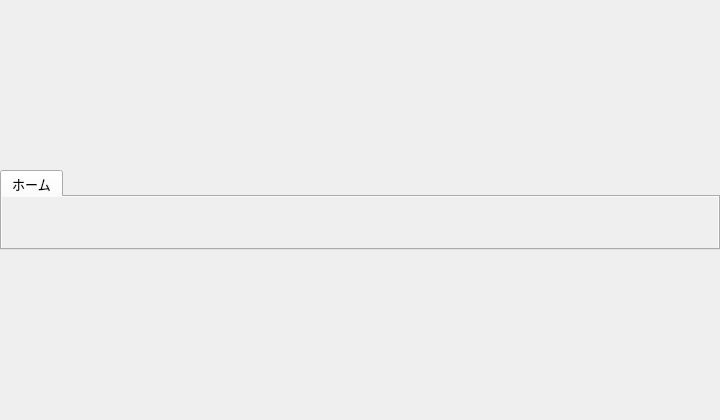
yatagai/MetaTools, file MetaTools/src/main/mainwindow.ui: the form before one commit.
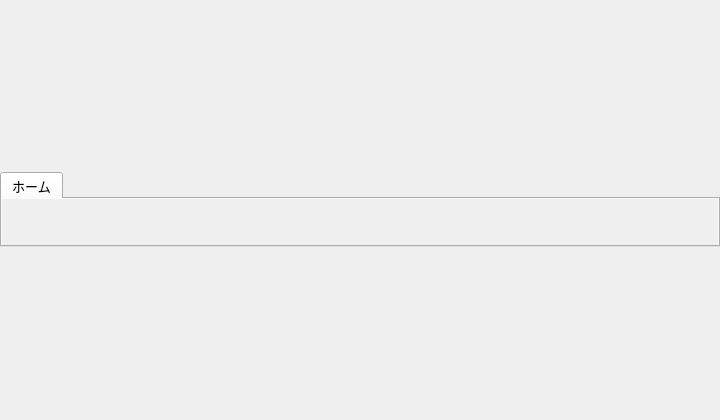
The form after the commit. Icons and pictures are not drawn.

What changed in the file:
```diff
--- a/MetaTools/src/main/mainwindow.ui
+++ b/MetaTools/src/main/mainwindow.ui
@@ -66,13 +66,13 @@
      <property name="minimumSize">
       <size>
        <width>0</width>
-       <height>80</height>
+       <height>75</height>
       </size>
      </property>
      <property name="maximumSize">
       <size>
        <width>16777215</width>
-       <height>80</height>
+       <height>75</height>
       </size>
      </property>
      <property name="font">
```
